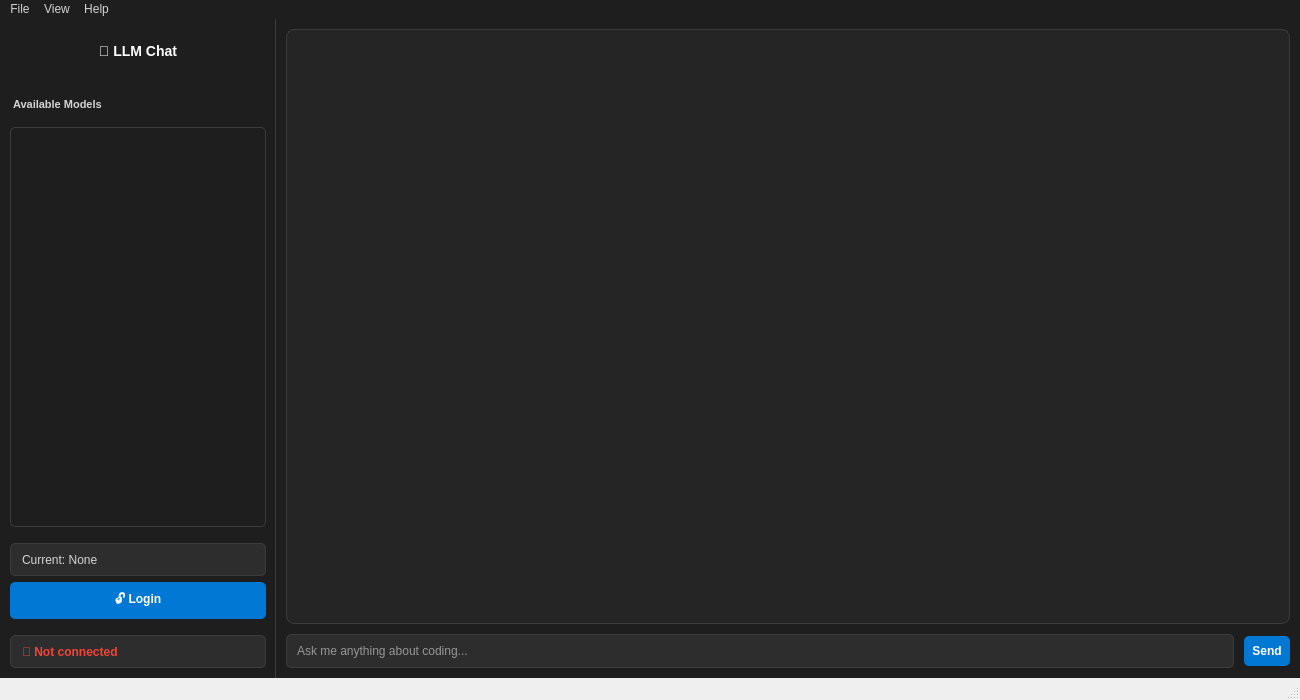
First picture: the form in ui_designer/main_window.ui, repository Arean82/llm_chat_app, before the edit.
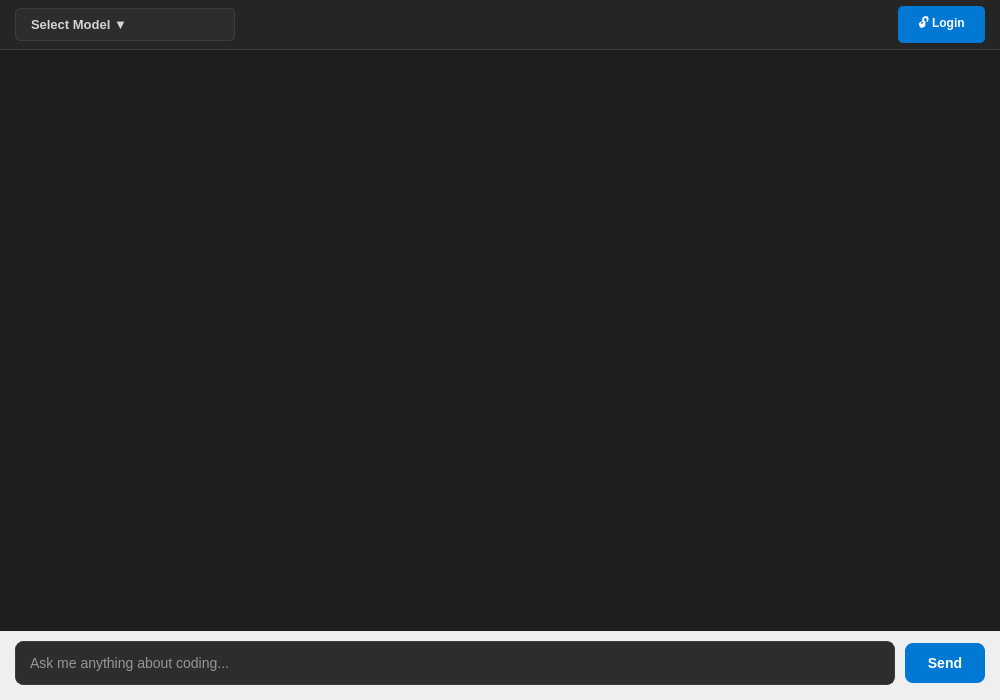
Second picture: the form after the edit.

Commit message: Update constants, add login dialog, and enhance main window functionality

```diff
--- a/ui_designer/main_window.ui
+++ b/ui_designer/main_window.ui
@@ -6,21 +6,15 @@
    <rect>
     <x>0</x>
     <y>0</y>
-    <width>1300</width>
-    <height>700</height>
-   </rect>
-  </property>
-  <property name="minimumSize">
-   <size>
     <width>1000</width>
     <height>700</height>
-   </size>
+   </rect>
   </property>
   <property name="windowTitle">
-   <string>LLM Chat App - NVIDIA NIM</string>
+   <string>LLM Chat App</string>
   </property>
   <widget class="QWidget" name="centralwidget">
-   <layout class="QHBoxLayout" name="main_layout" stretch="0,1">
+   <layout class="QVBoxLayout" name="main_layout" stretch="0,1,0">
     <property name="spacing">
      <number>0</number>
     </property>
@@ -36,137 +30,106 @@
     <property name="bottomMargin">
      <number>0</number>
     </property>
+
+    <!-- TOP BAR -->
     <item>
-     <widget class="QWidget" name="sidebar" native="true">
+     <widget class="QWidget" name="top_bar" native="true">
       <property name="minimumSize">
        <size>
-        <width>250</width>
-        <height>0</height>
+        <width>0</width>
+        <height>50</height>
        </size>
       </property>
       <property name="maximumSize">
        <size>
-        <width>280</width>
-        <height>16777215</height>
+        <width>16777215</width>
+        <height>50</height>
        </size>
       </property>
       <property name="styleSheet">
-       <string notr="true">#sidebar {
-    background-color: #1e1e1e;
-    border-right: 1px solid #3c3c3c;
-}</string>
-      </property>
-      <layout class="QVBoxLayout" name="sidebar_layout">
-       <property name="leftMargin">
-        <number>10</number>
-       </property>
-       <property name="topMargin">
-        <number>10</number>
-       </property>
-       <property name="rightMargin">
-        <number>10</number>
-       </property>
-       <property name="bottomMargin">
-        <number>10</number>
-       </property>
-       <item>
-        <widget class="QLabel" name="header">
-         <property name="styleSheet">
-          <string notr="true">color: #ffffff;
-font-size: 14px;
-font-weight: bold;
-font-family: Arial;
-padding: 5px;</string>
-         </property>
-         <property name="text">
-          <string>🤖 LLM Chat</string>
-         </property>
-         <property name="alignment">
-          <set>Qt::AlignmentFlag::AlignCenter</set>
-         </property>
-        </widget>
-       </item>
-       <item>
-        <widget class="QLabel" name="model_label">
-         <property name="styleSheet">
-          <string notr="true">color: #d4d4d4;
-font-size: 11px;
-font-weight: bold;
-font-family: Arial;
-margin-top: 10px;</string>
-         </property>
-         <property name="text">
-          <string>Available Models</string>
-         </property>
-        </widget>
-       </item>
-       <item>
-        <widget class="QListWidget" name="model_list">
-         <property name="maximumSize">
-          <size>
-           <width>16777215</width>
-           <height>400</height>
-          </size>
-         </property>
-         <property name="styleSheet">
-          <string notr="true">QListWidget {
-    background-color: #1e1e1e;
-    color: #d4d4d4;
-    border: 1px solid #3c3c3c;
-    border-radius: 5px;
-    padding: 5px;
-}
-QListWidget::item {
-    padding: 8px;
+       <string notr="true">#top_bar {
+    background-color: #252526;
     border-bottom: 1px solid #3c3c3c;
-    color: #d4d4d4;
-}
-QListWidget::item:selected {
-    background-color: #0078d4;
-    color: white;
-}
-QListWidget::item:hover {
-    background-color: #2d2d2d;
 }</string>
-         </property>
-        </widget>
-       </item>
+      </property>
+      <layout class="QHBoxLayout" name="top_bar_layout">
+       <property name="leftMargin">
+        <number>15</number>
+       </property>
+       <property name="topMargin">
+        <number>5</number>
+       </property>
+       <property name="rightMargin">
+        <number>15</number>
+       </property>
+       <property name="bottomMargin">
+        <number>5</number>
+       </property>
        <item>
-        <widget class="QLabel" name="current_model_label">
+        <widget class="QPushButton" name="model_btn">
+         <property name="minimumSize">
+          <size>
+           <width>220</width>
+           <height>0</height>
+          </size>
+         </property>
+         <property name="cursor">
+          <cursorShape>PointingHandCursor</cursorShape>
+         </property>
          <property name="styleSheet">
-          <string notr="true">QLabel {
+          <string notr="true">QPushButton {
     background-color: #2d2d2d;
-    color: #d4d4d4;
-    padding: 8px;
-    border-radius: 5px;
-    margin-top: 10px;
     border: 1px solid #3c3c3c;
+    border-radius: 5px;
+    padding: 8px 15px;
+    color: #d4d4d4;
+    text-align: left;
+    font-weight: bold;
+    font-size: 13px;
+}
+QPushButton:hover {
+    background-color: #3c3c3c;
+    border: 1px solid #0078d4;
+}
+QPushButton:disabled {
+    color: #888;
+    border: 1px solid #2d2d2d;
 }</string>
          </property>
          <property name="text">
-          <string>Current: None</string>
-         </property>
-         <property name="wordWrap">
-          <bool>true</bool>
+          <string>Select Model ▼</string>
          </property>
         </widget>
        </item>
        <item>
-        <widget class="QPushButton" name="settings_btn">
+        <spacer name="horizontalSpacer">
+         <property name="orientation">
+          <enum>Qt::Horizontal</enum>
+         </property>
+         <property name="sizeHint" stdset="0">
+          <size>
+           <width>40</width>
+           <height>20</height>
+          </size>
+         </property>
+        </spacer>
+       </item>
+       <item>
+        <widget class="QPushButton" name="auth_btn">
+         <property name="cursor">
+          <cursorShape>PointingHandCursor</cursorShape>
+         </property>
          <property name="styleSheet">
           <string notr="true">QPushButton {
     background-color: #0078d4;
     border: none;
     border-radius: 5px;
-    padding: 8px;
+    padding: 8px 20px;
     color: white;
     font-weight: bold;
 }
 QPushButton:hover {
     background-color: #106ebe;
-}
-QPushButton:pressed {
-    background-color: #005a9e;
 }</string>
          </property>
          <property name="text">
@@ -174,221 +137,114 @@
          </property>
         </widget>
        </item>
-       <item>
-        <widget class="QLabel" name="status_label">
-         <property name="styleSheet">
-          <string notr="true">QLabel {
-    padding: 8px;
-    margin-top: 10px;
-    color: #f44336;
-    background-color: #2d2d2d;
-    border-radius: 5px;
-    font-weight: bold;
-    border: 1px solid #3c3c3c;
-}</string>
-         </property>
-         <property name="text">
-          <string>🔴 Not connected</string>
-         </property>
-        </widget>
-       </item>
       </layout>
      </widget>
     </item>
+
+    <!-- CHAT DISPLAY (MIDDLE) -->
     <item>
-     <widget class="QWidget" name="chat_area" native="true">
-      <property name="sizePolicy">
-       <sizepolicy hsizetype="Expanding" vsizetype="Expanding">
-        <horstretch>0</horstretch>
-        <verstretch>0</verstretch>
-       </sizepolicy>
-      </property>
+     <widget class="QTextEdit" name="chat_display">
       <property name="styleSheet">
-       <string notr="true">#chat_area {
+       <string notr="true">QTextEdit {
     background-color: #1e1e1e;
-}</string>
-      </property>
-      <layout class="QVBoxLayout" name="chat_layout" stretch="1,0">
-       <property name="spacing">
-        <number>10</number>
-       </property>
-       <property name="leftMargin">
-        <number>10</number>
-       </property>
-       <property name="topMargin">
-        <number>10</number>
-       </property>
-       <property name="rightMargin">
-        <number>10</number>
-       </property>
-       <property name="bottomMargin">
-        <number>10</number>
-       </property>
-       <item>
-        <widget class="QTextEdit" name="chat_display">
-         <property name="font">
-          <font>
-           <family>Consolas</family>
-           <pointsize>10</pointsize>
-          </font>
-         </property>
-         <property name="styleSheet">
-          <string notr="true">QTextEdit {
-    background-color: #252526;
     color: #d4d4d4;
-    border: 1px solid #3c3c3c;
-    border-radius: 8px;
-    padding: 15px;
+    border: none;
+    padding: 20px;
+    font-size: 15px;
 }</string>
-         </property>
-         <property name="readOnly">
-          <bool>true</bool>
-         </property>
-        </widget>
-       </item>
-       <item>
-        <layout class="QHBoxLayout" name="input_layout">
-         <item>
-          <widget class="QLineEdit" name="input_field">
-           <property name="styleSheet">
-            <string notr="true">QLineEdit {
+      </property>
+      <property name="readOnly">
+       <bool>true</bool>
+      </property>
+     </widget>
+    </item>
+
+    <!-- BOTTOM BAR (INPUT) -->
+    <item>
+     <layout class="QHBoxLayout" name="bottom_bar_layout">
+      <property name="spacing">
+       <number>10</number>
+      </property>
+      <property name="leftMargin">
+       <number>15</number>
+      </property>
+      <property name="topMargin">
+       <number>10</number>
+      </property>
+      <property name="rightMargin">
+       <number>15</number>
+      </property>
+      <property name="bottomMargin">
+       <number>15</number>
+      </property>
+      <item>
+       <widget class="QLineEdit" name="input_field">
+        <property name="styleSheet">
+         <string notr="true">QLineEdit {
     background-color: #2d2d2d;
     color: #ffffff;
     border: 1px solid #3c3c3c;
-    border-radius: 5px;
-    padding: 8px;
+    border-radius: 8px;
+    padding: 12px;
+    font-size: 14px;
 }
 QLineEdit:focus {
     border: 1px solid #0078d4;
+}
+QLineEdit:disabled {
+    background-color: #1e1e1e;
+    color: #888;
 }</string>
-           </property>
-           <property name="placeholderText">
-            <string>Ask me anything about coding...</string>
-           </property>
-          </widget>
-         </item>
-         <item>
-          <widget class="QPushButton" name="send_btn">
-           <property name="maximumSize">
-            <size>
-             <width>80</width>
-             <height>16777215</height>
-            </size>
-           </property>
-           <property name="styleSheet">
-            <string notr="true">QPushButton {
+        </property>
+        <property name="placeholderText">
+         <string>Ask me anything about coding...</string>
+        </property>
+       </widget>
+      </item>
+      <item>
+       <widget class="QPushButton" name="send_btn">
+        <property name="minimumSize">
+         <size>
+          <width>80</width>
+          <height>0</height>
+         </size>
+        </property>
+        <property name="maximumSize">
+         <size>
+          <width>80</width>
+          <height>16777215</height>
+         </size>
+        </property>
+        <property name="cursor">
+         <cursorShape>PointingHandCursor</cursorShape>
+         </property>
+        <property name="styleSheet">
+         <string notr="true">QPushButton {
     background-color: #0078d4;
     border: none;
-    border-radius: 5px;
-    padding: 8px;
+    border-radius: 8px;
+    padding: 12px;
     color: white;
     font-weight: bold;
+    font-size: 14px;
 }
 QPushButton:hover {
     background-color: #106ebe;
 }
-QPushButton:pressed {
-    background-color: #005a9e;
-}
 QPushButton:disabled {
     background-color: #3c3c3c;
+    color: #888;
 }</string>
-           </property>
-           <property name="text">
-            <string>Send</string>
-           </property>
-          </widget>
-         </item>
-        </layout>
-       </item>
-      </layout>
-     </widget>
+        </property>
+        <property name="text">
+         <string>Send</string>
+        </property>
+       </widget>
+      </item>
+     </layout>
     </item>
    </layout>
   </widget>
-  <widget class="QStatusBar" name="statusbar"/>
-  <widget class="QMenuBar" name="menubar">
-   <property name="geometry">
-    <rect>
-     <x>0</x>
-     <y>0</y>
-     <width>1300</width>
-     <height>22</height>
-    </rect>
-   </property>
-   <property name="styleSheet">
-    <string notr="true">QMenuBar {
-    background-color: #1e1e1e;
-    color: #d4d4d4;
-}
-QMenuBar::item:selected {
-    background-color: #0078d4;
-}
-QMenu {
-    background-color: #1e1e1e;
-    color: #d4d4d4;
-    border: 1px solid #3c3c3c;
-}
-QMenu::item:selected {
-    background-color: #0078d4;
-}</string>
-   </property>
-   <widget class="QMenu" name="menuFile">
-    <property name="title">
-     <string>File</string>
-    </property>
-    <addaction name="actionNew_Conversation"/>
-    <addaction name="actionSave_Conversation"/>
-    <addaction name="actionLoad_Conversation"/>
-    <addaction name="separator"/>
-    <addaction name="actionExit"/>
-   </widget>
-   <widget class="QMenu" name="menuView">
-    <property name="title">
-     <string>View</string>
-    </property>
-    <addaction name="actionClear_Chat"/>
-   </widget>
-   <widget class="QMenu" name="menuHelp">
-    <property name="title">
-     <string>Help</string>
-    </property>
-    <addaction name="actionAbout"/>
-   </widget>
-   <addaction name="menuFile"/>
-   <addaction name="menuView"/>
-   <addaction name="menuHelp"/>
-  </widget>
-  <action name="actionNew_Conversation">
-   <property name="text">
-    <string>New Conversation</string>
-   </property>
-  </action>
-  <action name="actionSave_Conversation">
-   <property name="text">
-    <string>Save Conversation</string>
-   </property>
-  </action>
-  <action name="actionLoad_Conversation">
-   <property name="text">
-    <string>Load Conversation</string>
-   </property>
-  </action>
-  <action name="actionExit">
-   <property name="text">
-    <string>Exit</string>
-   </property>
-  </action>
-  <action name="actionClear_Chat">
-   <property name="text">
-    <string>Clear Chat</string>
-   </property>
-  </action>
-  <action name="actionAbout">
-   <property name="text">
-    <string>About</string>
-   </property>
-  </action>
  </widget>
  <resources/>
  <connections>
```
Left out of the diff: 19 changed lines with no effect on the pictures. The commit also changes 12 other files.
